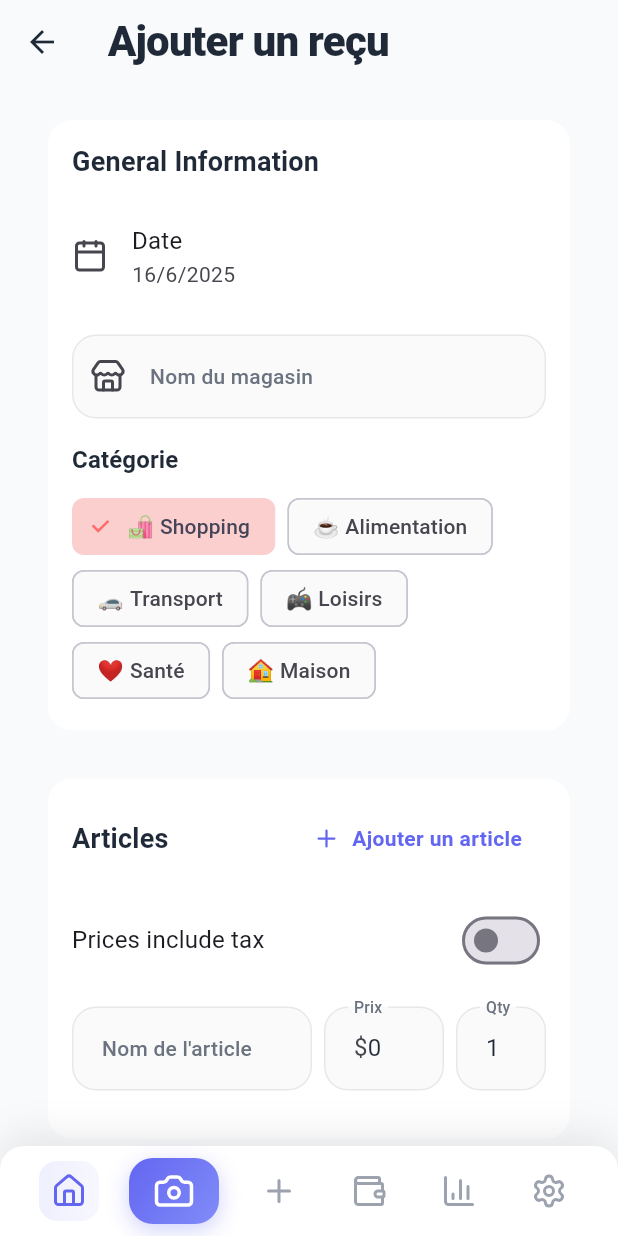
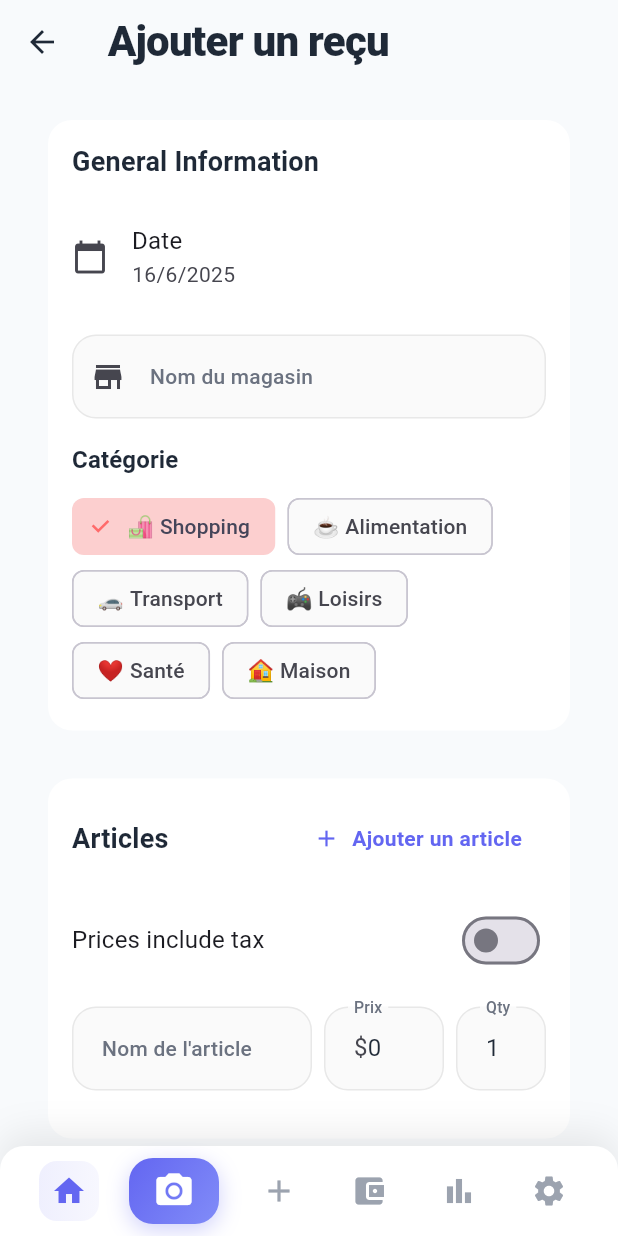
Before and after one commit to MathieuAumont/receiptscannerflutter, a Flutter app: the ManualEntryScreen screen opened by its route, on a phone screen of 412 x 824 dp. Run offline on Flutter 3.47's test engine with Material 3 defaults, Android fonts, the phone set to English and light mode, and no system bars; our stand-ins replace camera, fl_chart, flutter_dotenv, go_router, image_picker, lucide_icons and 1 more; accounts and stored records are empty.

Commit message:
Reconstruction complète avec architecture ultra-simple

```diff
--- a/lib/screens/home_screen.dart
+++ b/lib/screens/home_screen.dart
@@ -1,7 +1,6 @@
 import 'package:flutter/material.dart';
 import 'package:provider/provider.dart';
 import 'package:go_router/go_router.dart';
-import 'package:lucide_icons/lucide_icons.dart';
 import 'package:receipt_scanner_flutter/theme/app_theme.dart';
 import 'package:receipt_scanner_flutter/providers/language_provider.dart';
 import 'package:receipt_scanner_flutter/providers/receipt_provider.dart';
@@ -150,9 +149,12 @@
 
   Widget _buildReceiptsList(ReceiptProvider receiptProvider) {
     return Column(
-      children: receiptProvider.recentReceipts.map((receipt) {
+      children: receiptProvider.recentReceipts.asMap().entries.map((entry) {
+        final index = entry.key;
+        final receipt = entry.value;
+
         return Container(
-          key: ValueKey('receipt_${receipt.id}'),
+          key: ValueKey('receipt_${receipt.id}_$index'),
           margin: const EdgeInsets.only(bottom: AppTheme.spacingM),
           child: _buildReceiptCard(receipt),
         );
--- a/lib/screens/main_navigation_screen.dart
+++ b/lib/screens/main_navigation_screen.dart
@@ -1,7 +1,6 @@
 import 'package:flutter/material.dart';
 import 'package:provider/provider.dart';
 import 'package:go_router/go_router.dart';
-import 'package:lucide_icons/lucide_icons.dart';
 import 'package:receipt_scanner_flutter/theme/app_theme.dart';
 import 'package:receipt_scanner_flutter/providers/language_provider.dart';
 
@@ -132,12 +131,12 @@
             child: Row(
               mainAxisAlignment: MainAxisAlignment.spaceAround,
               children: [
-                _buildNavItem(0, LucideIcons.home, languageProvider.translate('home')),
-                _buildNavItem(1, LucideIcons.camera, languageProvider.translate('scan'), isSpecial: true),
-                _buildNavItem(2, LucideIcons.plus, languageProvider.translate('manual_entry')),
-                _buildNavItem(3, LucideIcons.wallet, languageProvider.translate('budget')),
-                _buildNavItem(4, LucideIcons.barChart3, languageProvider.translate('reports')),
-                _buildNavItem(5, LucideIcons.settings, languageProvider.translate('settings')),
+                _buildNavItem(0, Icons.home, languageProvider.translate('home')),
+                _buildNavItem(1, Icons.camera_alt, languageProvider.translate('scan'), isSpecial: true),
+                _buildNavItem(2, Icons.add, languageProvider.translate('manual_entry')),
+                _buildNavItem(3, Icons.account_balance_wallet, languageProvider.translate('budget')),
+                _buildNavItem(4, Icons.bar_chart, languageProvider.translate('reports')),
+                _buildNavItem(5, Icons.settings, languageProvider.translate('settings')),
               ],
             ),
           ),
--- a/lib/screens/manual_entry_screen.dart
+++ b/lib/screens/manual_entry_screen.dart
@@ -1,7 +1,6 @@
 import 'package:flutter/material.dart';
 import 'package:provider/provider.dart';
 import 'package:go_router/go_router.dart';
-import 'package:lucide_icons/lucide_icons.dart';
 import 'package:receipt_scanner_flutter/theme/app_theme.dart';
 import 'package:receipt_scanner_flutter/providers/language_provider.dart';
 import 'package:receipt_scanner_flutter/providers/receipt_provider.dart';
@@ -108,7 +107,8 @@
     });
 
     try {
-      final uniqueId = '${DateTime.now().millisecondsSinceEpoch}_${DateTime.now().microsecond}';
+      final now = DateTime.now();
+      final uniqueId = '${now.millisecondsSinceEpoch}_${now.microsecond}_${_companyController.text.hashCode}';
 
       final receiptItems = validItems.asMap().entries.map((entry) {
         final index = entry.key;
@@ -209,7 +209,7 @@
                       // Date Picker
                       ListTile(
                         contentPadding: EdgeInsets.zero,
-                        leading: const Icon(LucideIcons.calendar),
+                        leading: const Icon(Icons.calendar_today),
                         title: Text(languageProvider.translate('date')),
                         subtitle: Text(
                           '${_selectedDate.day}/${_selectedDate.month}/${_selectedDate.year}',
@@ -236,7 +236,7 @@
                         controller: _companyController,
                         decoration: InputDecoration(
                           labelText: languageProvider.translate('store_name'),
-                          prefixIcon: const Icon(LucideIcons.store),
+                          prefixIcon: const Icon(Icons.store),
                         ),
                         validator: (value) {
                           if (value == null || value.trim().isEmpty) {
@@ -304,7 +304,7 @@
                           ),
                           TextButton.icon(
                             onPressed: _addItem,
-                            icon: const Icon(LucideIcons.plus),
+                            icon: const Icon(Icons.add),
                             label: Text(languageProvider.translate('add_item')),
                           ),
                         ],
@@ -332,7 +332,7 @@
                         final item = entry.value;
 
                         return Container(
-                          key: ValueKey('item_$index'),
+                          key: ValueKey('item_entry_$index'),
                           margin: const EdgeInsets.only(bottom: AppTheme.spacingM),
                           child: Row(
                             children: [
@@ -380,7 +380,7 @@
                                 IconButton(
                                   onPressed: () => _removeItem(index),
                                   icon: Icon(
-                                    LucideIcons.trash2,
+                                    Icons.delete,
                                     color: AppTheme.errorColor,
                                   ),
                                 ),
```
